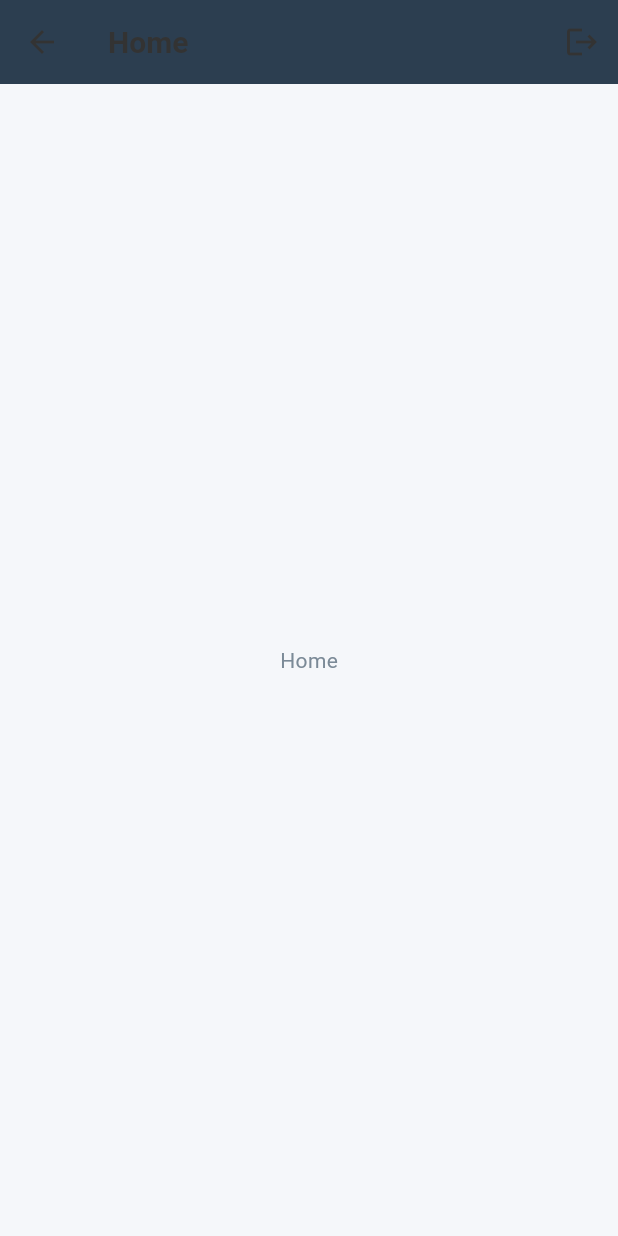
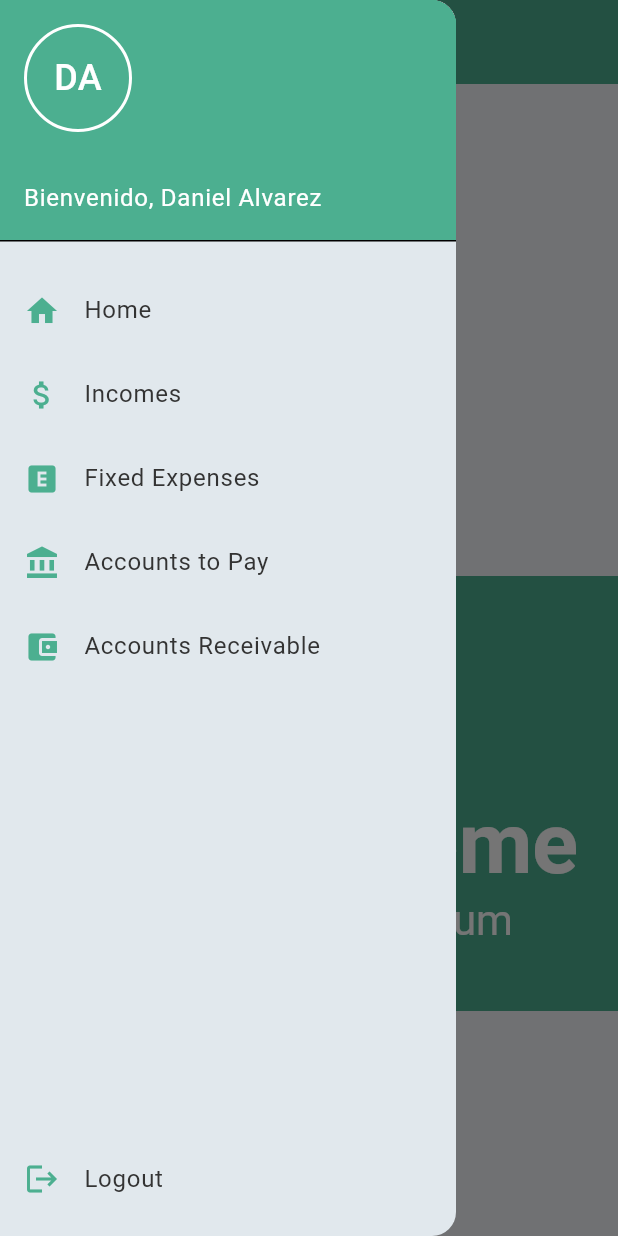
Before and after one commit to djag07907/web_personal_finances, a Flutter app: the HomeScreen screen opened by its route, with the side drawer open (before the commit the screen has no drawer), on a phone screen of 412 x 824 dp. Run offline on Flutter 3.47's test engine with Material 3 defaults, Android fonts, the phone set to English and light mode, and no system bars; our stand-ins replace equatable, firebase_auth, firebase_core, flutter_bloc, flutter_dotenv, go_router and 1 more; accounts and stored records are empty.

Commit message:
base theme change and base menu bar

```diff
--- a/lib/home/home_screen.dart
+++ b/lib/home/home_screen.dart
@@ -1,7 +1,8 @@
 import 'package:flutter/material.dart';
-import 'package:flutter_bloc/flutter_bloc.dart';
 import 'package:web_personal_finances/home/widget/home_body.dart';
-import 'package:web_personal_finances/repositories/firebase_auth_repository.dart';
+import 'package:web_personal_finances/menu/menu.dart';
+import 'package:web_personal_finances/resources/colors_constants.dart';
+import 'package:web_personal_finances/resources/themes.dart';
 
 class HomeScreen extends StatelessWidget {
   const HomeScreen({super.key});
@@ -10,16 +11,13 @@ class HomeScreen extends StatelessWidget {
   Widget build(BuildContext context) {
     return Scaffold(
       appBar: AppBar(
-        title: const Text('Home'),
-        actions: [
-          IconButton(
-            icon: const Icon(Icons.logout),
-            onPressed: () async {
-              await RepositoryProvider.of<AuthRepository>(context).signOut();
-              Navigator.pushReplacementNamed(context, '/');
-            },
-          ),
-        ],
+        backgroundColor: lightTheme.primaryColor,
+        iconTheme: IconThemeData(
+          color: white,
+        ),
+      ),
+      drawer: Menu(
+        userInitials: 'DA',
       ),
       body: HomeBody(),
     );
--- a/lib/home/widget/home_body.dart
+++ b/lib/home/widget/home_body.dart
@@ -1,12 +1,53 @@
 import 'package:flutter/material.dart';
+import 'package:web_personal_finances/resources/colors_constants.dart';
+import 'package:web_personal_finances/resources/fonts_constants.dart';
+import 'package:web_personal_finances/resources/themes.dart';
 
 class HomeBody extends StatelessWidget {
   const HomeBody({super.key});
 
   @override
-  Widget build(BuildContext context) {
-    return Center(
-      child: Text('Home'),
+  Widget build(final BuildContext context) {
+    return Align(
+      alignment: Alignment.bottomRight,
+      child: Container(
+        height: 290.0,
+        margin: EdgeInsets.only(bottom: 150.0),
+        width: MediaQuery.of(context).size.width * 0.7,
+        decoration: BoxDecoration(
+          color: lightTheme.primaryColor,
+          borderRadius: BorderRadius.only(
+            topLeft: Radius.circular(300.0),
+            bottomLeft: Radius.circular(300.0),
+          ),
+        ),
+        child: Column(
+          mainAxisAlignment: MainAxisAlignment.center,
+          children: <Widget>[
+            Text(
+              'Personal finances',
+              style: Theme.of(context).textTheme.headlineMedium!.copyWith(
+                    fontSize: fontSize40,
+                    color: white,
+                  ),
+            ),
+            Text(
+              'Welcome',
+              style: Theme.of(context).textTheme.displayLarge!.copyWith(
+                    fontWeight: FontWeight.w600,
+                    color: white,
+                  ),
+            ),
+            Text(
+              'loremipsum',
+              style: Theme.of(context).textTheme.headlineMedium!.copyWith(
+                    fontWeight: FontWeight.w400,
+                    color: white,
+                  ),
+            ),
+          ],
+        ),
+      ),
     );
   }
 }
--- a/lib/main.dart
+++ b/lib/main.dart
@@ -32,6 +32,7 @@
         theme: lightTheme,
         darkTheme: darkTheme,
         themeMode: ThemeMode.system,
+        debugShowCheckedModeBanner: false,
         initialRoute: '/',
         routes: {
           '/': (context) => const LoginScreen(),
--- /dev/null
+++ b/lib/menu/menu.dart
@@ -0,0 +1,155 @@
+import 'package:flutter/material.dart';
+import 'package:flutter_bloc/flutter_bloc.dart';
+import 'package:web_personal_finances/repositories/firebase_auth_repository.dart';
+import 'package:web_personal_finances/resources/colors_constants.dart';
+import 'package:web_personal_finances/resources/themes.dart';
+
+class Menu extends StatelessWidget {
+  final String userInitials;
+  const Menu({
+    super.key,
+    required this.userInitials,
+  });
+  @override
+  Widget build(BuildContext context) {
+    return Drawer(
+      child: Column(
+        children: [
+          UserAccountsDrawerHeader(
+            accountName: Padding(
+              padding: const EdgeInsets.symmetric(
+                vertical: 5.0,
+              ),
+              child: Text(
+                'Bienvenido, Daniel Alvarez',
+                textAlign: TextAlign.center,
+                style: TextStyle(
+                  color: white,
+                ),
+              ),
+            ),
+            accountEmail: null,
+            decoration: BoxDecoration(
+              color: lightTheme.primaryColor,
+            ),
+            currentAccountPicture: Container(
+              alignment: Alignment.center,
+              decoration: BoxDecoration(
+                shape: BoxShape.circle,
+                border: Border.all(
+                  color: white,
+                  width: 2,
+                ),
+              ),
+              child: CircleAvatar(
+                backgroundColor: lightTheme.primaryColor,
+                foregroundColor: white,
+                radius: 30,
+                child: Text(
+                  userInitials,
+                  style: TextStyle(
+                    color: white,
+                    fontSize: 24,
+                  ),
+                ),
+              ),
+            ),
+          ),
+          Expanded(
+            child: Padding(
+              padding: const EdgeInsets.only(
+                top: 10.0,
+              ),
+              child: ListView(
+                padding: EdgeInsets.zero,
+                children: [
+                  _buildMenuItem(
+                    context,
+                    icon: Icons.home,
+                    title: 'Home',
+                    onTap: () {
+                      Navigator.pushReplacementNamed(context, '/home');
+                    },
+                  ),
+                  _buildMenuItem(
+                    context,
+                    icon: Icons.attach_money,
+                    title: 'Incomes',
+                    onTap: () {
+                      Navigator.pushReplacementNamed(context, '/incomes');
+                    },
+                  ),
+                  _buildMenuItem(
+                    context,
+                    icon: Icons.explicit,
+                    title: 'Fixed Expenses',
+                    onTap: () {
+                      Navigator.pushReplacementNamed(
+                        context,
+                        '/fixed-expenses',
+                      );
+                    },
+                  ),
+                  _buildMenuItem(
+                    context,
+                    icon: Icons.account_balance,
+                    title: 'Accounts to Pay',
+                    onTap: () {
+                      Navigator.pushReplacementNamed(
+                        context,
+                        '/accounts-to-pay',
+                      );
+                    },
+                  ),
+                  _buildMenuItem(
+                    context,
+                    icon: Icons.account_balance_wallet,
+                    title: 'Accounts Receivable',
+                    onTap: () {
+                      Navigator.pushReplacementNamed(
+                        context,
+                        '/accounts-receivable',
+                      );
+                    },
+                  ),
+                ],
+              ),
+            ),
+          ),
+          Padding(
+            padding: const EdgeInsets.symmetric(
+              vertical: 10.0,
+            ),
+            child: ListTile(
+              leading: Icon(
+                Icons.logout,
+                color: lightTheme.primaryColor,
+              ),
+              title: const Text('Logout'),
+              onTap: () async {
+                await RepositoryProvider.of<AuthRepository>(context).signOut();
+                Navigator.pushReplacementNamed(context, '/');
+              },
+            ),
+          ),
+        ],
+      ),
+    );
+  }
+
+  Widget _buildMenuItem(
+    BuildContext context, {
+    required IconData icon,
+    required String title,
+    required VoidCallback onTap,
+  }) {
+    return ListTile(
+      leading: Icon(
+        icon,
+        color: lightTheme.primaryColor,
+      ),
+      title: Text(title),
+      onTap: onTap,
+    );
+  }
+}
--- /dev/null
+++ b/lib/routes/landing_constants.dart
@@ -0,0 +1,6 @@
+part of 'landing_routes.dart';
+
+const String rootRoute = '/';
+const String loginRoute = '/login';
+const String signupRoute = '/signup';
+const String homeRoute = '/home';
--- a/pubspec.yaml
+++ b/pubspec.yaml
@@ -18,6 +18,7 @@ dependencies:
   equatable: ^2.0.5
   internationalization: ^5.0.0
   shared_preferences: ^2.1.1
+  go_router: ^15.1.1
 
 dev_dependencies:
   flutter_test:
```
Also changed, not shown: lib/login/widget/login_body.dart (+29 -3 lines), lib/resources/fonts_constants.dart (added, +14 -0 lines), lib/routes/landing_routes.dart (added, +24 -0 lines), lib/signUp/widget/signup_body.dart (+26 -3 lines).
